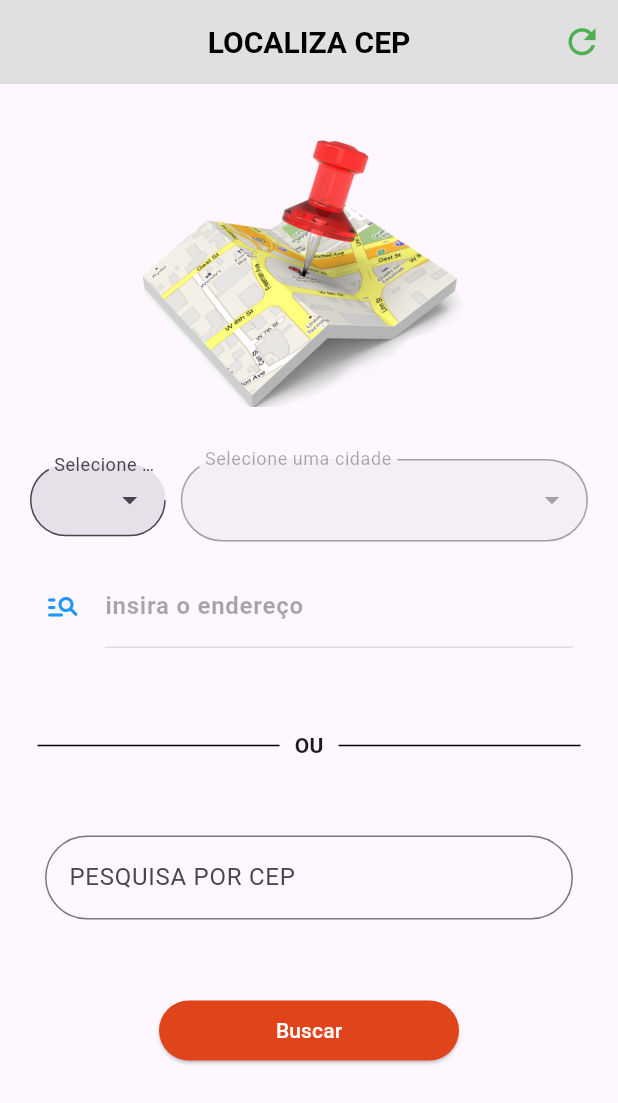
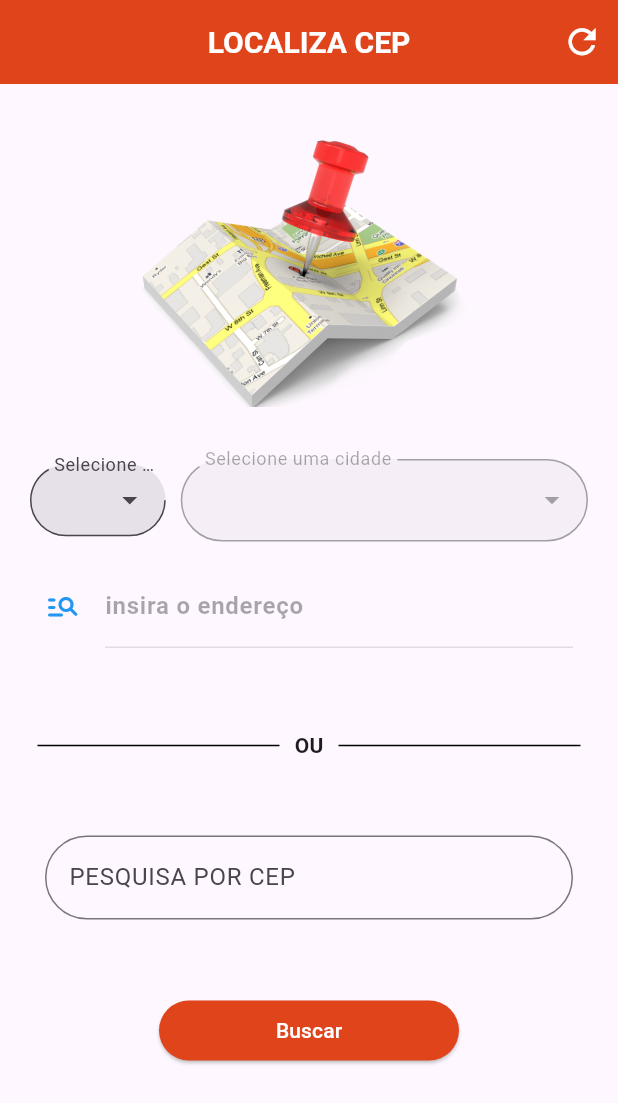
Before and after one commit to AdrielCosta420/cep_app, a Flutter app: the screen it shows after launch, after a tap on the "refresh" icon, on a phone screen of 412 x 824 dp. Shown: the top 1103 px of the screen. Run offline on Flutter 3.47's test engine with Material 2 defaults, Android fonts, the phone set to English and light mode, and no system bars; drawn by our look-alikes of dropdown_search; our stand-ins replace dio, flutter_mobx, google_fonts, logger, mobx; generated files the repository leaves out were written again; Roboto replaces fonts that are missing (Adamina).

Commit message:
função de atualizar

```diff
--- a/lib/pages/home_page.dart
+++ b/lib/pages/home_page.dart
@@ -45,21 +45,23 @@ class _HomePageState extends State<HomePage> {
         actions: [
           IconButton(
             onPressed: () {
-              store.clean();
+              Navigator.of(context).pushReplacement(
+                  MaterialPageRoute(builder: (_) => HomePage()));
             },
             icon: Icon(
               Icons.refresh,
-              color: Colors.green.shade500,
+              color: Colors.white,
+              // color: Colors.green.shade500,
               size: 27,
             ),
           )
         ],
-        backgroundColor: Colors.grey.shade300,
+        backgroundColor: Color(0xFFE0441B),
         centerTitle: true,
         title: Text(
           'LOCALIZA CEP',
           style: GoogleFonts.adamina(
-              fontSize: 20, fontWeight: FontWeight.bold, color: Colors.black),
+              fontSize: 20, fontWeight: FontWeight.bold, color: Colors.white),
         ),
       ),
       body: SingleChildScrollView(
--- a/lib/repositories/cep_repository.dart
+++ b/lib/repositories/cep_repository.dart
@@ -6,6 +6,5 @@ abstract class CepRepository {
   Future<EnderecoModel> getByCep(String cep);
   Future<List<EstadosModel>> getEstados(String estado);
   Future<List<CidadesModel>> getCidades(String uf);
-  Future<List<EnderecoModel>> getByNameLogradouro(
-      {required String uf, required String cidade, required String logradouro});
+  Future<List<EnderecoModel>> getByNameLogradouro({required String uf, required String cidade, required String logradouro});
 }
```
Also changed, not shown: lib/repositories/cep_repository_impl.dart (+6 -6 lines).
